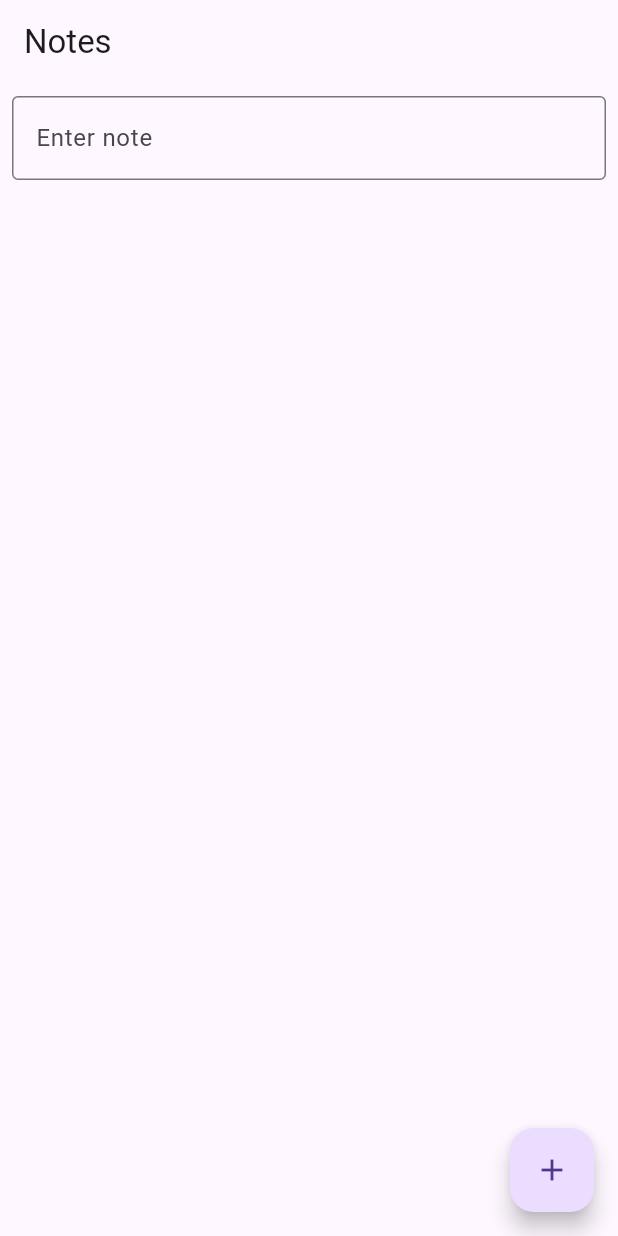
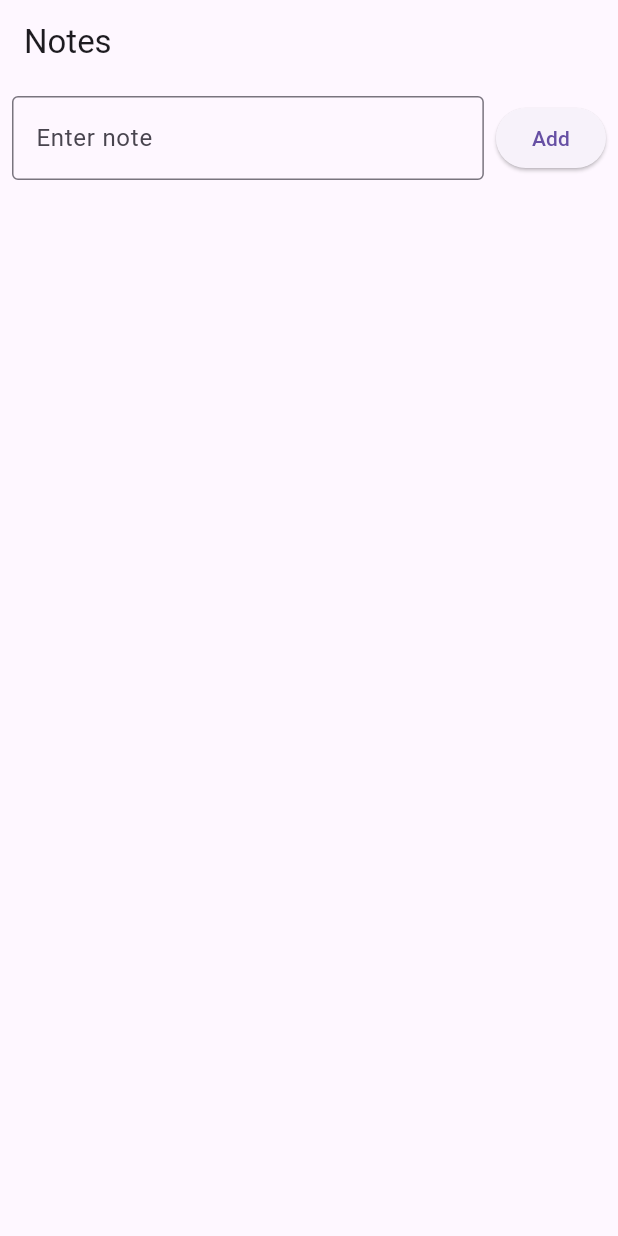
Before and after one commit to tapeds/PPB_C_Flutter_Assignment-1, a Flutter app: the screen it shows after launch, on a phone screen of 412 x 824 dp. Run offline on Flutter 3.47's test engine with Material 3 defaults, Android fonts, the phone set to English and light mode, and no system bars.

Commit message:
feat: make button on the side of the input

```diff
--- a/lib/main.dart
+++ b/lib/main.dart
@@ -76,12 +76,23 @@ class _NotesHomePageState extends State<NotesHomePage> {
         children: [
           Padding(
             padding: const EdgeInsets.all(8.0),
+            child: Row(
+              children: [
+                Expanded(
                   child: TextField(
                     controller: _controller,
                     decoration: const InputDecoration(
                       labelText: 'Enter note',
                       border: OutlineInputBorder(),
                     ),
+                  ),
+                ),
+                const SizedBox(width: 8),
+                ElevatedButton(
+                  onPressed: _addNote,
+                  child: const Text('Add'),
+                ),
+              ],
             ),
           ),
           Expanded(
@@ -109,10 +120,6 @@ class _NotesHomePageState extends State<NotesHomePage> {
           ),
         ],
       ),
-      floatingActionButton: FloatingActionButton(
-        onPressed: _addNote,
-        child: const Icon(Icons.add),
-      ),
     );
   }
 }
```
Lines whose indentation alone changed are shown as unchanged.
